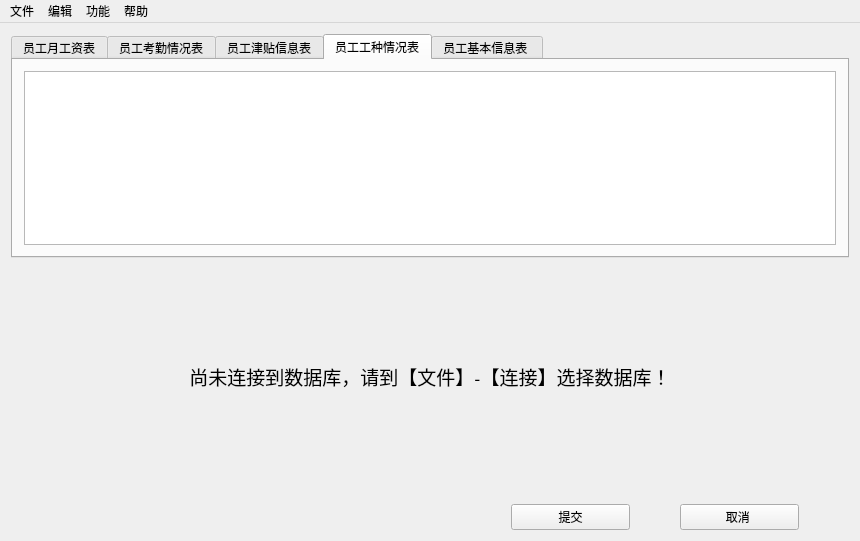
This is SalaryManageSystem/mainwindow.ui in 10086a/Qt-simple as Qt 5 draws it before an edit. The edited form follows.
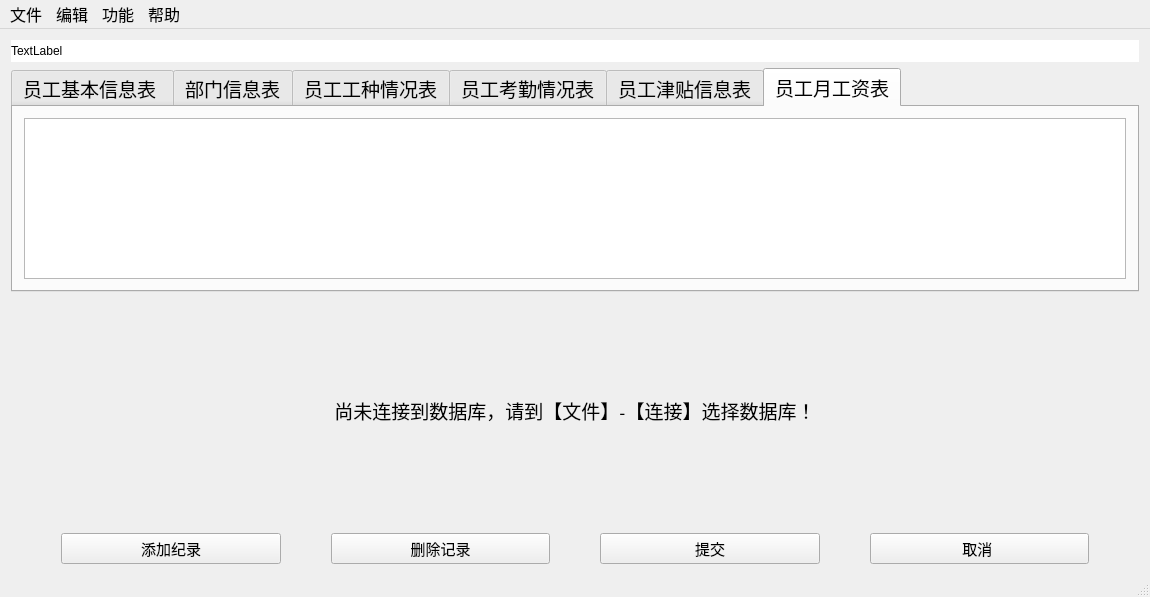
This is the edited form. The open tabs and pages were chosen to show the change. Icons and pictures are not drawn.

What changed in the file:
```diff
--- a/SalaryManageSystem/mainwindow.ui
+++ b/SalaryManageSystem/mainwindow.ui
@@ -6,25 +6,73 @@
    <rect>
     <x>0</x>
     <y>0</y>
-    <width>860</width>
-    <height>541</height>
+    <width>1150</width>
+    <height>597</height>
    </rect>
   </property>
+  <property name="sizePolicy">
+   <sizepolicy hsizetype="Preferred" vsizetype="Preferred">
+    <horstretch>0</horstretch>
+    <verstretch>0</verstretch>
+   </sizepolicy>
+  </property>
   <property name="windowTitle">
    <string>工资管理系统</string>
   </property>
   <widget class="QWidget" name="centralWidget">
-   <layout class="QVBoxLayout" name="verticalLayout" stretch="10,10,1">
+   <layout class="QVBoxLayout" name="verticalLayout" stretch="1,10,10,1">
+    <item>
+     <widget class="QLabel" name="label_pic">
+      <property name="styleSheet">
+       <string notr="true">background-color: rgb(255, 255, 255);</string>
+      </property>
+      <property name="text">
+       <string>TextLabel</string>
+      </property>
+     </widget>
+    </item>
     <item>
      <widget class="QTabWidget" name="tabWidget">
+      <property name="font">
+       <font>
+        <family>隶书</family>
+        <pointsize>14</pointsize>
+       </font>
+      </property>
       <property name="currentIndex">
        <number>0</number>
       </property>
+      <widget class="QWidget" name="tab_0">
+       <attribute name="title">
+        <string>员工基本信息表 </string>
+       </attribute>
+       <layout class="QHBoxLayout" name="horizontalLayout_5">
+        <item>
+         <widget class="QTableView" name="tableView_0">
+          <property name="font">
+           <font>
+            <family>黑体</family>
+           </font>
+          </property>
+         </widget>
+        </item>
+       </layout>
+      </widget>
+      <widget class="QWidget" name="tab">
+       <attribute name="title">
+        <string>部门信息表</string>
+       </attribute>
+       <layout class="QHBoxLayout" name="horizontalLayout_6">
+        <item>
+         <widget class="QTableView" name="tableView"/>
+        </item>
+       </layout>
+      </widget>
       <widget class="QWidget" name="tab_1">
        <attribute name="title">
-        <string>员工月工资表</string>
+        <string>员工工种情况表</string>
        </attribute>
-       <layout class="QVBoxLayout" name="verticalLayout_2">
+       <layout class="QHBoxLayout" name="horizontalLayout_4">
         <item>
          <widget class="QTableView" name="tableView_1"/>
         </item>
@@ -52,21 +100,17 @@
       </widget>
       <widget class="QWidget" name="tab_4">
        <attribute name="title">
-        <string>员工工种情况表</string>
+        <string>员工月工资表</string>
        </attribute>
-       <layout class="QHBoxLayout" name="horizontalLayout_4">
+       <layout class="QVBoxLayout" name="verticalLayout_2">
         <item>
-         <widget class="QTableView" name="tableView_4"/>
-        </item>
-       </layout>
-      </widget>
-      <widget class="QWidget" name="tab_5">
-       <attribute name="title">
-        <string>员工基本信息表 </string>
-       </attribute>
-       <layout class="QHBoxLayout" name="horizontalLayout_5">
-        <item>
-         <widget class="QTableView" name="tableView_5"/>
+         <widget class="QTableView" name="tableView_4">
+          <property name="font">
+           <font>
+            <family>黑体</family>
+           </font>
+          </property>
+         </widget>
         </item>
        </layout>
       </widget>
@@ -89,15 +133,15 @@
      </widget>
     </item>
     <item>
-     <layout class="QHBoxLayout" name="horizontalLayout" stretch="0,0">
+     <layout class="QHBoxLayout" name="horizontalLayout" stretch="0,0,0,0">
       <property name="spacing">
        <number>50</number>
       </property>
       <property name="leftMargin">
-       <number>500</number>
+       <number>50</number>
       </property>
       <property name="topMargin">
-       <number>10</number>
+       <number>5</number>
       </property>
       <property name="rightMargin">
        <number>50</number>
@@ -105,6 +149,44 @@
       <property name="bottomMargin">
        <number>0</number>
       </property>
+      <item>
+       <widget class="QPushButton" name="btn_add">
+        <property name="sizePolicy">
+         <sizepolicy hsizetype="Expanding" vsizetype="Expanding">
+          <horstretch>0</horstretch>
+          <verstretch>0</verstretch>
+         </sizepolicy>
+        </property>
+        <property name="font">
+         <font>
+          <family>造字工房明黑（非商用）常规体</family>
+          <pointsize>11</pointsize>
+         </font>
+        </property>
+        <property name="text">
+         <string>添加纪录</string>
+        </property>
+       </widget>
+      </item>
+      <item>
+       <widget class="QPushButton" name="btn_delete">
+        <property name="sizePolicy">
+         <sizepolicy hsizetype="Expanding" vsizetype="Expanding">
+          <horstretch>0</horstretch>
+          <verstretch>0</verstretch>
+         </sizepolicy>
+        </property>
+        <property name="font">
+         <font>
+          <family>造字工房明黑（非商用）常规体</family>
+          <pointsize>11</pointsize>
+         </font>
+        </property>
+        <property name="text">
+         <string>删除记录</string>
+        </property>
+       </widget>
+      </item>
       <item>
        <widget class="QPushButton" name="btn_commit">
         <property name="sizePolicy">
@@ -113,6 +195,12 @@
           <verstretch>0</verstretch>
          </sizepolicy>
         </property>
+        <property name="font">
+         <font>
+          <family>造字工房明黑（非商用）常规体</family>
+          <pointsize>11</pointsize>
+         </font>
+        </property>
         <property name="text">
          <string>提交</string>
         </property>
@@ -126,6 +214,12 @@
           <verstretch>0</verstretch>
          </sizepolicy>
         </property>
+        <property name="font">
+         <font>
+          <family>造字工房明黑（非商用）常规体</family>
+          <pointsize>11</pointsize>
+         </font>
+        </property>
         <property name="text">
          <string>取消 </string>
         </property>
@@ -140,11 +234,21 @@
     <rect>
      <x>0</x>
      <y>0</y>
-     <width>860</width>
-     <height>26</height>
+     <width>1150</width>
+     <height>33</height>
     </rect>
    </property>
-   <widget class="QMenu" name="menu">
+   <property name="font">
+    <font>
+     <pointsize>12</pointsize>
+    </font>
+   </property>
+   <widget class="QMenu" name="menu_file">
+    <property name="font">
+     <font>
+      <pointsize>11</pointsize>
+     </font>
+    </property>
     <property name="title">
      <string>文件</string>
     </property>
@@ -159,7 +263,12 @@
     <addaction name="separator"/>
     <addaction name="action_exit"/>
    </widget>
-   <widget class="QMenu" name="menu_2">
+   <widget class="QMenu" name="menu_edit">
+    <property name="font">
+     <font>
+      <pointsize>11</pointsize>
+     </font>
+    </property>
     <property name="title">
      <string>编辑</string>
     </property>
@@ -184,23 +293,24 @@
     <addaction name="separator"/>
     <addaction name="action_commit"/>
    </widget>
-   <widget class="QMenu" name="menu_3">
+   <widget class="QMenu" name="menu_func">
     <property name="title">
      <string>功能</string>
     </property>
     <addaction name="action_stat"/>
    </widget>
-   <widget class="QMenu" name="menu_4">
+   <widget class="QMenu" name="menu_help">
     <property name="title">
      <string>帮助</string>
     </property>
     <addaction name="action_about"/>
    </widget>
-   <addaction name="menu"/>
-   <addaction name="menu_2"/>
-   <addaction name="menu_3"/>
-   <addaction name="menu_4"/>
+   <addaction name="menu_file"/>
+   <addaction name="menu_edit"/>
+   <addaction name="menu_func"/>
+   <addaction name="menu_help"/>
   </widget>
+  <widget class="QStatusBar" name="statusBar"/>
   <action name="action_close">
    <property name="text">
     <string>断开</string>
```
Left out of the diff: 196 changed lines with no effect on the pictures.
